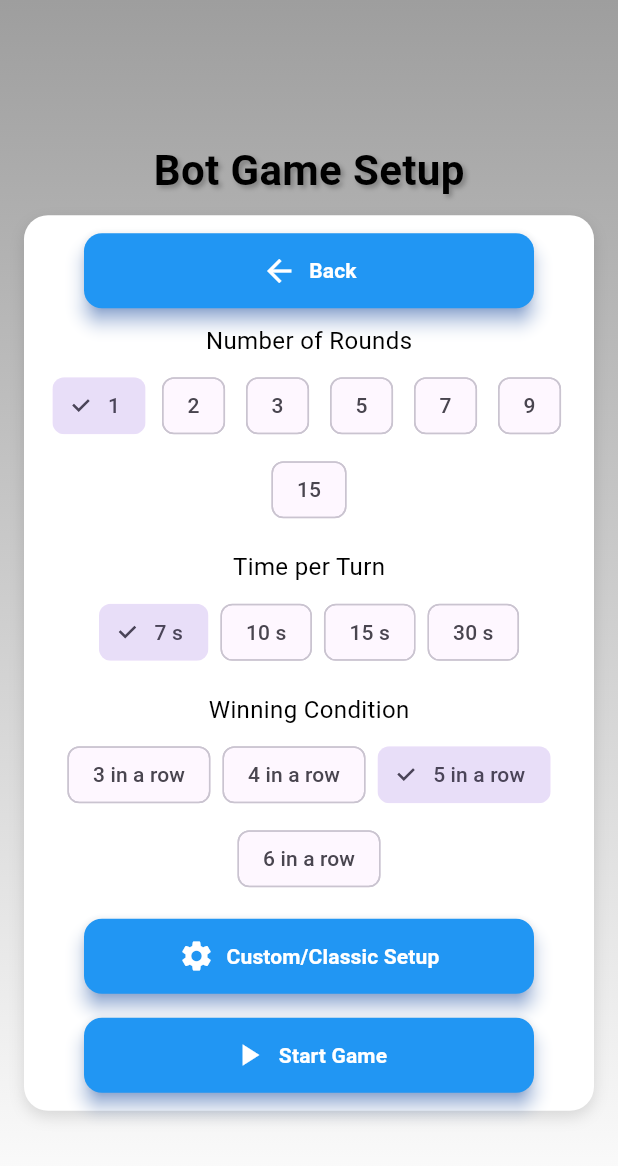
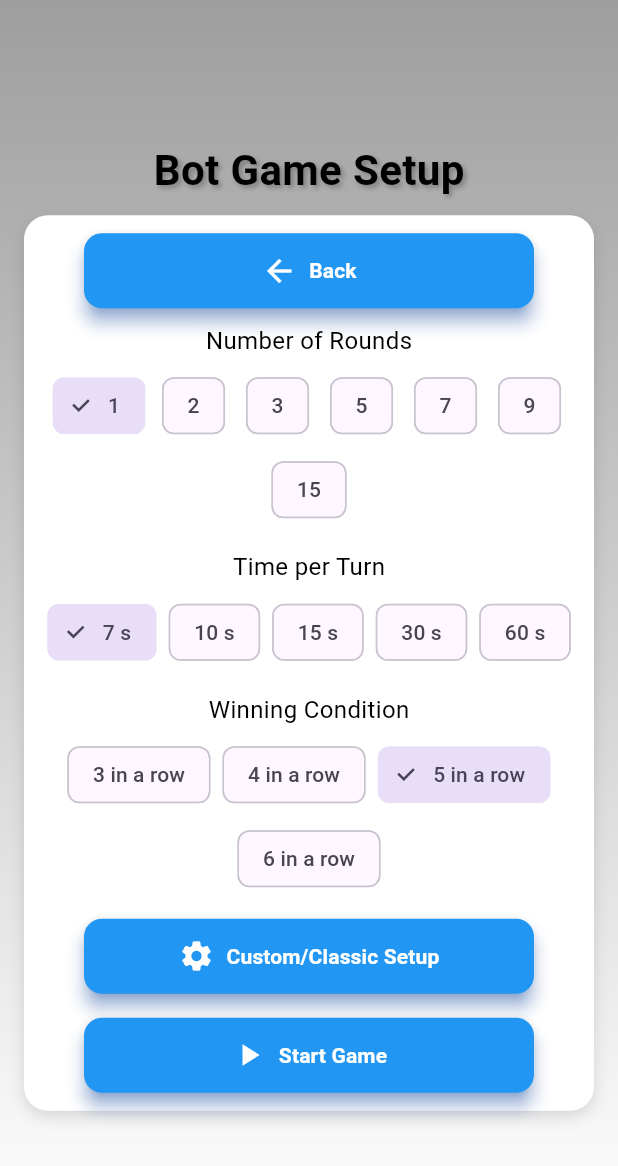
Before and after one commit to VladimirBa/ttt_pom_offline, a Flutter app: the BotGameSetupPage screen opened directly with empty values, on a phone screen of 412 x 824 dp. Shown: the top 1166 px of the screen. Run offline on Flutter 3.47's test engine with Material 3 defaults, Android fonts, the phone set to English and light mode, and no system bars.

Commit message:
Changes from June 26, 2025

```diff
--- a/lib/pages/bot_game_setup_page.dart
+++ b/lib/pages/bot_game_setup_page.dart
@@ -133,7 +133,7 @@ class _BotGameSetupPageState extends State<BotGameSetupPage> {
                             spacing: 8,
                             runSpacing: 8,
                             alignment: WrapAlignment.center,
-                            children: [7, 10, 15, 30].map((value) {
+                            children: [7, 10, 15, 30, 60].map((value) {
                               return ChoiceChip(
                                 label: Text('$value s'),
                                 selected: timerSeconds == value,
--- a/lib/pages/game_setup_page.dart
+++ b/lib/pages/game_setup_page.dart
@@ -130,7 +130,7 @@ class _GameSetupPageState extends State<GameSetupPage> {
                     const SizedBox(height: 8),
                     Wrap(
                       spacing: 8,
-                      children: [7, 10, 15, 30].map((value) {
+                      children: [7, 10, 15, 30, 60].map((value) {
                         return ChoiceChip(
                           label: Text('$value s'),
                           selected: timerSeconds == value,
```
